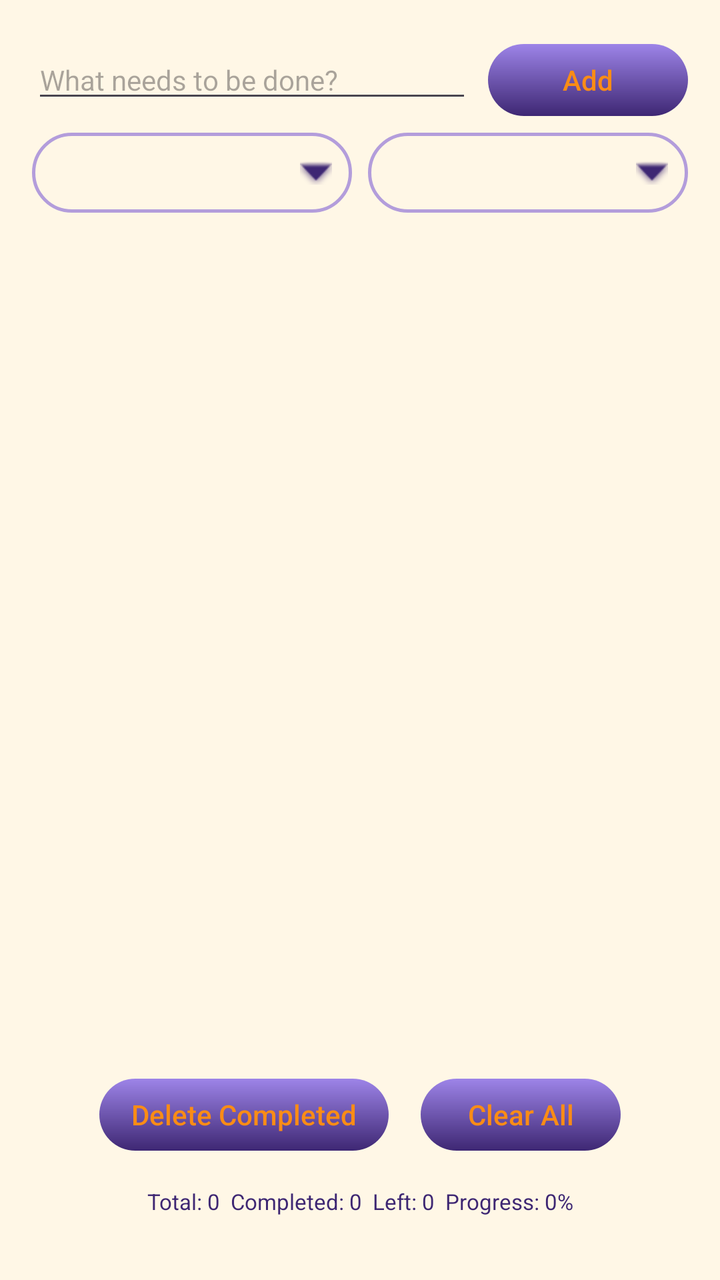
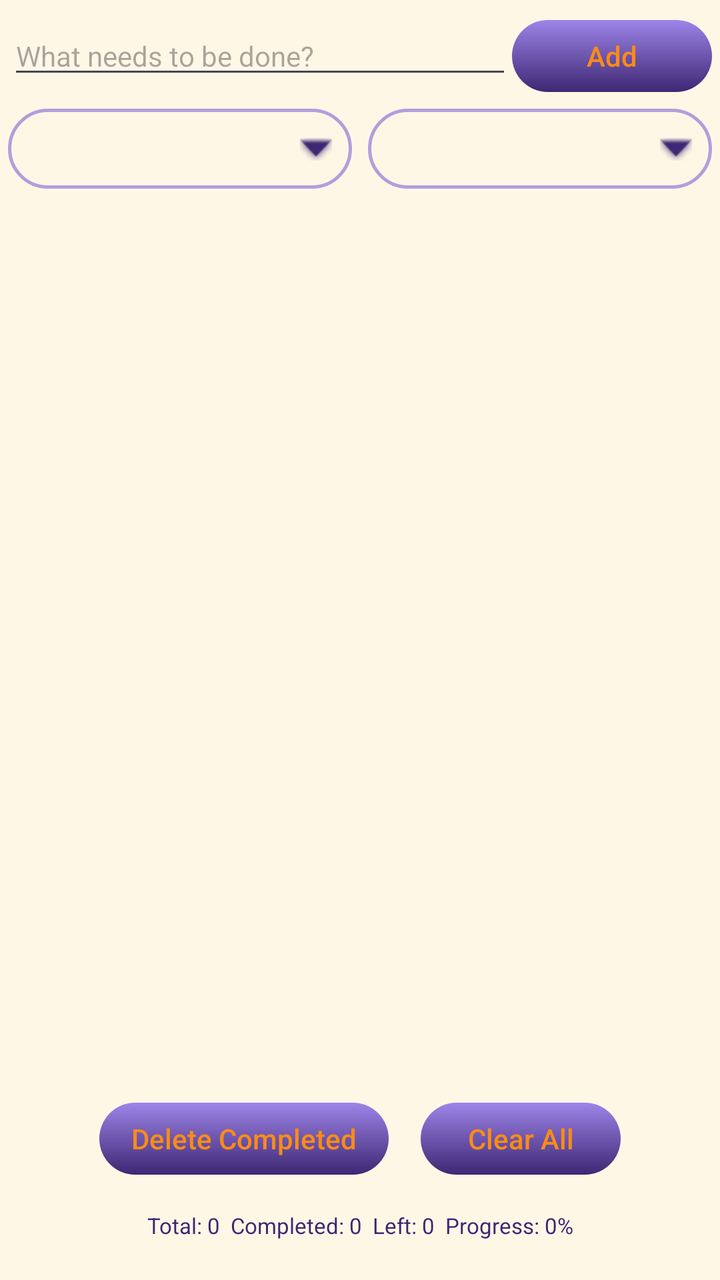

Before-and-after screenshots of an Android layout around one commit, followed by the original layout XML and the change that was made.
<!-- AndroidManifest.xml: application theme Theme.MyAssistant -->
<!-- res/layout/fragment_tasks.xml -->
<?xml version="1.0" encoding="utf-8"?>
<androidx.core.widget.NestedScrollView xmlns:android="http://schemas.android.com/apk/res/android"
    xmlns:app="http://schemas.android.com/apk/res-auto"
    xmlns:tools="http://schemas.android.com/tools"
    android:layout_width="match_parent"
    android:layout_height="match_parent"
    android:fillViewport="true"
    android:background="@color/background">

    <androidx.constraintlayout.widget.ConstraintLayout
        android:layout_width="match_parent"
        android:layout_height="match_parent"
        android:padding="16dp">

        <EditText
            android:id="@+id/taskInput"
            android:layout_width="0dp"
            android:layout_height="wrap_content"
            android:layout_marginEnd="8dp"
            android:hint="What needs to be done?"
            android:textSize="14sp"
            android:inputType="text|textCapSentences"
            app:layout_constraintBaseline_toBaselineOf="@+id/addButton"
            app:layout_constraintEnd_toStartOf="@+id/addButton"
            app:layout_constraintStart_toStartOf="parent" />

        <androidx.appcompat.widget.AppCompatButton
            android:id="@+id/addButton"
            android:layout_width="wrap_content"
            android:layout_height="wrap_content"
            android:background="@drawable/button_selector"
            android:minWidth="100dp"
            android:paddingStart="24dp"
            android:paddingEnd="24dp"
            android:stateListAnimator="@null"
            android:text="Add"
            android:textAllCaps="false"
            android:textColor="@color/text_color_btn"
            app:layout_constraintEnd_toEndOf="parent"
            app:layout_constraintTop_toTopOf="parent" />

        <FrameLayout
            android:id="@+id/filterContainer"
            android:layout_width="0dp"
            android:layout_height="40dp"
            android:layout_marginTop="10dp"
            android:layout_marginEnd="4dp"
            android:background="@drawable/bg_spinner"
            app:layout_constraintEnd_toStartOf="@+id/sortContainer"
            app:layout_constraintStart_toStartOf="parent"
            app:layout_constraintTop_toBottomOf="@+id/taskInput">

            <ImageView
                android:layout_width="16dp"
                android:layout_height="16dp"
                android:layout_gravity="end|center_vertical"
                android:layout_marginEnd="10dp"
                android:src="@android:drawable/arrow_down_float"
                app:tint="#3E2773" />

            <Spinner
                android:id="@+id/filterSpinner"
                android:layout_width="match_parent"
                android:layout_height="match_parent"
                android:background="@android:color/transparent"
                android:popupBackground="@drawable/bg_spinner_dropdown"
                android:paddingStart="14dp"
                android:paddingEnd="36dp" />
        </FrameLayout>

        <FrameLayout
            android:id="@+id/sortContainer"
            android:layout_width="0dp"
            android:layout_height="40dp"
            android:layout_marginTop="10dp"
            android:layout_marginStart="4dp"
            android:background="@drawable/bg_spinner"
            app:layout_constraintEnd_toEndOf="parent"
            app:layout_constraintStart_toEndOf="@+id/filterContainer"
            app:layout_constraintTop_toBottomOf="@+id/taskInput">

            <ImageView
                android:layout_width="16dp"
                android:layout_height="16dp"
                android:layout_gravity="end|center_vertical"
                android:layout_marginEnd="10dp"
                android:src="@android:drawable/arrow_down_float"
                app:tint="#3E2773" />

            <Spinner
                android:id="@+id/sortSpinner"
                android:layout_width="match_parent"
                android:layout_height="match_parent"
                android:background="@android:color/transparent"
                android:popupBackground="@drawable/bg_spinner_dropdown"
                android:paddingStart="14dp"
                android:paddingEnd="36dp" />
        </FrameLayout>

        <androidx.recyclerview.widget.RecyclerView
            android:id="@+id/tasksRecyclerView"
            android:layout_width="0dp"
            android:layout_height="0dp"
            android:layout_marginTop="10dp"
            android:layout_marginBottom="10dp"
            android:nestedScrollingEnabled="false"
            app:layout_constraintBottom_toTopOf="@+id/bottomActionPanel"
            app:layout_constraintEnd_toEndOf="parent"
            app:layout_constraintStart_toStartOf="parent"
            app:layout_constraintTop_toBottomOf="@+id/filterContainer" />

        <LinearLayout
            android:id="@+id/bottomActionPanel"
            android:layout_width="0dp"
            android:layout_height="wrap_content"
            android:layout_marginBottom="12dp"
            android:gravity="center"
            android:orientation="horizontal"
            app:layout_constraintBottom_toTopOf="@+id/statisticsTextView"
            app:layout_constraintEnd_toEndOf="parent"
            app:layout_constraintStart_toStartOf="parent">

            <androidx.appcompat.widget.AppCompatButton
                android:id="@+id/deleteCompletedButton"
                android:layout_width="wrap_content"
                android:layout_height="wrap_content"
                android:layout_marginEnd="8dp"
                android:background="@drawable/button_selector"
                android:minWidth="120dp"
                android:paddingStart="16dp"
                android:paddingEnd="16dp"
                android:stateListAnimator="@null"
                android:text="Delete Completed"
                android:textAllCaps="false"
                android:textColor="@color/text_color_btn" />

            <androidx.appcompat.widget.AppCompatButton
                android:id="@+id/clearAllButton"
                android:layout_width="wrap_content"
                android:layout_height="wrap_content"
                android:layout_marginStart="8dp"
                android:background="@drawable/button_selector"
                android:minWidth="100dp"
                android:paddingStart="16dp"
                android:paddingEnd="16dp"
                android:stateListAnimator="@null"
                android:text="Clear All"
                android:textAllCaps="false"
                android:textColor="@color/text_color_btn" />
        </LinearLayout>

        <TextView
            android:id="@+id/statisticsTextView"
            android:layout_width="0dp"
            android:layout_height="wrap_content"
            android:layout_marginBottom="16dp"
            android:gravity="center"
            android:text="Total: 0  Completed: 0  Left: 0  Progress: 0%"
            android:textColor="@color/text_color"
            android:textSize="11sp"
            app:layout_constraintBottom_toBottomOf="parent"
            app:layout_constraintEnd_toEndOf="parent"
            app:layout_constraintStart_toStartOf="parent" />

    </androidx.constraintlayout.widget.ConstraintLayout>

</androidx.core.widget.NestedScrollView>
<!-- resources referenced by this layout -->
<resources>
  <color name="background">#FFF7E6</color>
  <color name="text_color">#3E2773</color>
  <color name="text_color_btn">#FA8C16</color>
  <!-- drawable bg_spinner (drawable) -->
  <?xml version="1.0" encoding="utf-8"?>
  <shape xmlns:android="http://schemas.android.com/apk/res/android"
      android:shape="rectangle">
  
      <solid android:color="@android:color/transparent" />
  
      <stroke
          android:width="1.5dp"
          android:color="#B39DDB" />
  
      <corners android:radius="20dp" />
  </shape>
  <!-- drawable bg_spinner_dropdown (drawable) -->
  <?xml version="1.0" encoding="utf-8"?>
  <shape xmlns:android="http://schemas.android.com/apk/res/android"
      android:shape="rectangle">
  
      <solid android:color="@color/background" />
  
      <stroke
          android:width="1.5dp"
          android:color="#B39DDB" />
  
      <corners android:radius="16dp" />
  </shape>
  <!-- drawable button_selector (drawable) -->
  <?xml version="1.0" encoding="utf-8"?>
  <selector xmlns:android="http://schemas.android.com/apk/res/android">
  
      <item android:state_pressed="true">
          <inset
              android:insetTop="6dp"
              android:insetBottom="6dp">
  
              <shape android:shape="rectangle">
                  <gradient
                      android:type="linear"
                      android:angle="55"
                      android:startColor="#3E2773"
                      android:endColor="#6E5CA2"/>
                  <corners android:radius="20dp" />
                  <size android:height="36dp" />
              </shape>
  
          </inset>
      </item>
  
      <item>
          <inset
              android:insetTop="6dp"
              android:insetBottom="6dp">
  
              <shape android:shape="rectangle">
                  <gradient
                      android:type="linear"
                      android:angle="125"
                      android:startColor="#9D84E8"
                      android:endColor="#3E2773" />
                  <corners android:radius="20dp" />
                  <size android:height="16dp" />
              </shape>
  
          </inset>
      </item>
  
  </selector>
  <style name="Theme.MyAssistant" parent="Base.Theme.MyAssistant" />
  <style name="Base.Theme.MyAssistant" parent="Theme.Material3.DayNight.NoActionBar">
          
          
      </style>
</resources>

<!-- the commit's change to res/layout/fragment_tasks.xml (unified diff, before → after) -->
@@ -10,13 +10,12 @@
     <androidx.constraintlayout.widget.ConstraintLayout
         android:layout_width="match_parent"
         android:layout_height="match_parent"
-        android:padding="16dp">
+        android:padding="4dp">
 
         <EditText
             android:id="@+id/taskInput"
             android:layout_width="0dp"
             android:layout_height="wrap_content"
-            android:layout_marginEnd="8dp"
             android:hint="What needs to be done?"
             android:textSize="14sp"
             android:inputType="text|textCapSentences"
@@ -30,8 +29,6 @@
             android:layout_height="wrap_content"
             android:background="@drawable/button_selector"
             android:minWidth="100dp"
-            android:paddingStart="24dp"
-            android:paddingEnd="24dp"
             android:stateListAnimator="@null"
             android:text="Add"
             android:textAllCaps="false"
@@ -65,7 +62,7 @@
                 android:background="@android:color/transparent"
                 android:popupBackground="@drawable/bg_spinner_dropdown"
                 android:paddingStart="14dp"
-                android:paddingEnd="36dp" />
+                android:paddingEnd="28dp" />
         </FrameLayout>
 
         <FrameLayout
@@ -94,7 +91,7 @@
                 android:background="@android:color/transparent"
                 android:popupBackground="@drawable/bg_spinner_dropdown"
                 android:paddingStart="14dp"
-                android:paddingEnd="36dp" />
+                android:paddingEnd="28dp" />
         </FrameLayout>
 
         <androidx.recyclerview.widget.RecyclerView
@@ -103,7 +100,6 @@
             android:layout_height="0dp"
             android:layout_marginTop="10dp"
             android:layout_marginBottom="10dp"
-            android:nestedScrollingEnabled="false"
             app:layout_constraintBottom_toTopOf="@+id/bottomActionPanel"
             app:layout_constraintEnd_toEndOf="parent"
             app:layout_constraintStart_toStartOf="parent"
<!-- resource entries referenced after the edit -->
@@ -73,7 +73,6 @@
   <style name="Theme.MyAssistant" parent="Base.Theme.MyAssistant" />
   <style name="Base.Theme.MyAssistant" parent="Theme.Material3.DayNight.NoActionBar">
           
-          
       </style>
 </resources>
 
